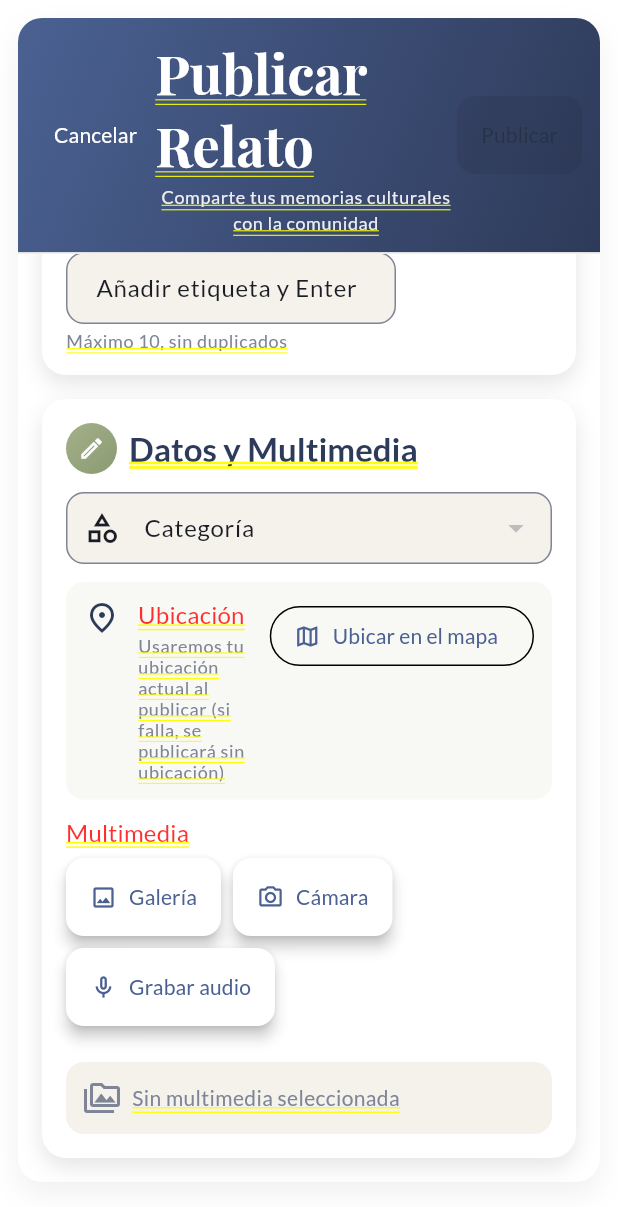
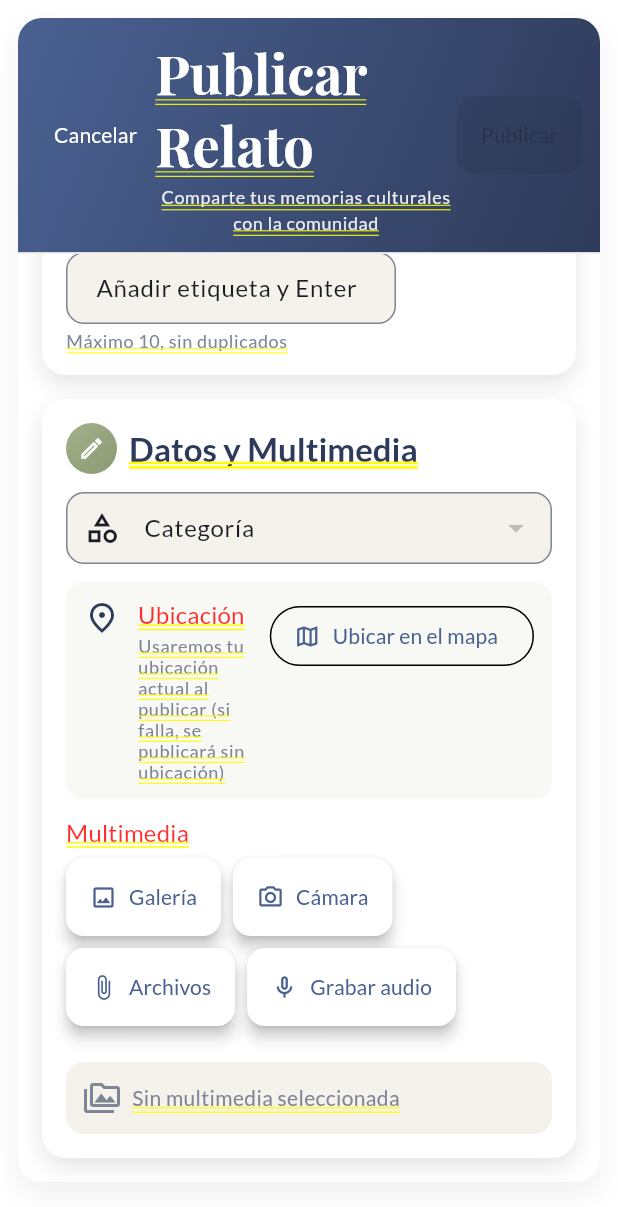
Before and after one commit to HackatonUCN/Memoria_Viva_Nicaragua, a Flutter app: the _SheetScaffold screen opened directly, scrolled down 418 dp, on a phone screen of 412 x 824 dp. Shown: the top 1207 px of the screen. Run offline on Flutter 3.47's test engine with Material 3 defaults, Android fonts, the phone set to English and light mode, and no system bars; our stand-ins replace cached_network_image, cloud_firestore, cloud_functions, connectivity_plus, curved_labeled_navigation_bar, equatable and 21 more; missing offline and left inert: firebase_performance, flutter_map_cancellable_tile_provider, google_api_availability, record; accounts and stored records are empty; statements that could not run were skipped.

Commit message:
fix(media): subir archivos en web y móvil (permisos, intents y UI)

```diff
--- a/lib/presentation/widgets/relatos/media_picker_row.dart
+++ b/lib/presentation/widgets/relatos/media_picker_row.dart
@@ -32,6 +32,11 @@ class MediaPickerRow extends StatelessWidget {
               onTap: provider.addImagenDesdeCamara,
             ),
             _ActionButton(
+              icon: Icons.attach_file_outlined,
+              label: 'Archivos',
+              onTap: provider.addDesdeArchivos,
+            ),
+            _ActionButton(
               icon: provider.grabando ? Icons.stop_circle_outlined : Icons.mic_none_outlined,
               label: provider.grabando ? 'Detener' : 'Grabar audio',
               onTap: provider.grabando ? provider.detenerGrabacionAudio : provider.iniciarGrabacionAudio,
@@ -46,7 +51,9 @@ class MediaPickerRow extends StatelessWidget {
             for (final u in provider.uploads)
               _UploadChip(
                 id: u.id,
-                label: u.tipo == TipoMultimedia.imagen ? 'Imagen' : 'Audio',
+                label: u.tipo == TipoMultimedia.imagen
+                    ? 'Imagen'
+                    : (u.tipo == TipoMultimedia.video ? 'Video' : 'Audio'),
                 status: u.status,
                 progress: u.progress,
                 onDelete: () => provider.eliminarMedia(u.id),
--- a/pubspec.yaml
+++ b/pubspec.yaml
@@ -74,9 +74,13 @@ dependencies:
   record: ^5.1.2
   just_audio: ^0.9.39
   audio_session: ^0.1.21
+  video_player: ^2.9.2
+  video_player_web: ^2.3.3
   url_strategy: ^0.3.0
   flutter_form_builder: ^9.2.1
   google_api_availability: ^5.0.1
+  share_plus: ^10.0.2
+  app_links: ^6.1.1
 
 dev_dependencies:
   flutter_test:
```
Also changed, not shown: lib/presentation/screens/relatos/publicar_relato_sheet.dart (+24 -6 lines), 2 other files.
